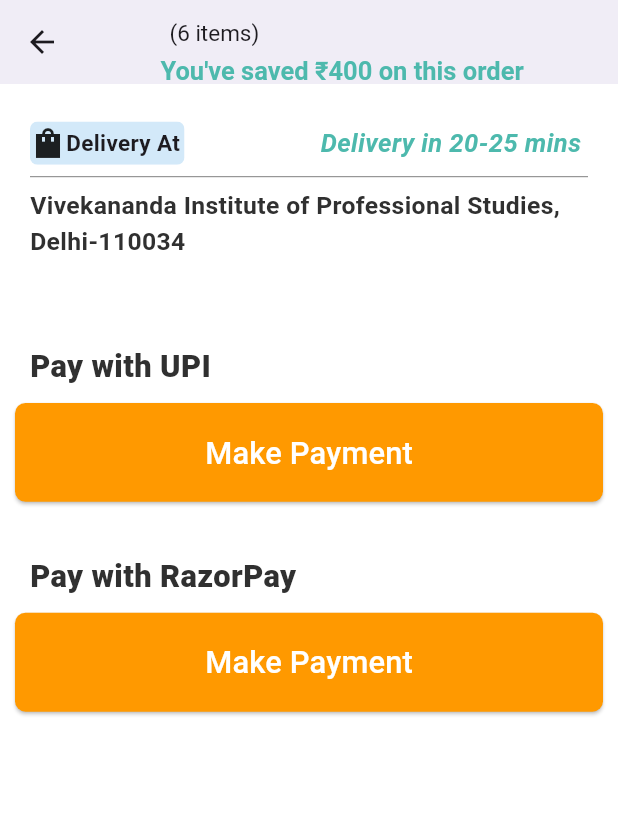
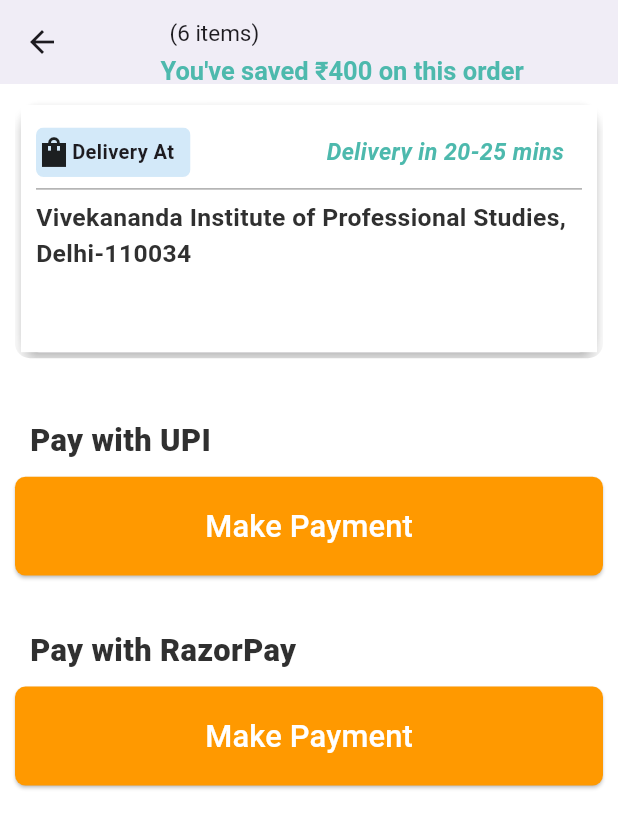
Before and after one commit to Pulkito4/Mojo_Pizza_App_MVP, a Flutter app: the PayScreen screen opened directly with empty values, on a phone screen of 412 x 824 dp. Shown: the top 828 px of the screen. Run offline on Flutter 3.47's test engine with Material 3 defaults, Android fonts, the phone set to English and light mode, and no system bars; our stand-ins replace carousel_slider, cloud_firestore, equatable, firebase_auth, firebase_core, flutter_bloc and 7 more; missing offline and left inert: razorpay_flutter, upi_india; accounts and stored records are empty; generated files the repository leaves out were written again.

Commit message:
add payment_screen UI changes

```diff
--- a/lib/main.dart
+++ b/lib/main.dart
@@ -59,7 +59,7 @@ Future<void> main() async {
       )
     ],
     child: MaterialApp(
-      home: SplashScreen(),
+      home: MenuScreen(),
     ),
   ));
 }
--- a/lib/modules/payment/views/pages/pay_screen.dart
+++ b/lib/modules/payment/views/pages/pay_screen.dart
@@ -83,9 +83,12 @@ class _PayScreenState extends State<PayScreen> {
               children: [
                 ClipRRect(
                   borderRadius: BorderRadius.circular(10),
+                  child: Card(
+                    elevation: 4,
                     child: Container(
+
                       color: Color.fromARGB(255, 255, 255, 255),
-                    height: screenHeight * 0.15,
+                      height: screenHeight * 0.2,
                       width: screenWidth,
                       child: Padding(
                         padding: const EdgeInsets.only(
@@ -97,15 +100,17 @@ class _PayScreenState extends State<PayScreen> {
                                 ClipRRect(
                                   borderRadius: BorderRadius.circular(5),
                                   child: Container(
-                                  height: screenHeight * 0.035,
+
+                                    height: screenHeight * 0.04,
                                     width: screenWidth * 0.25,
                                     color: Color.fromARGB(255, 211, 233, 249),
-                                  child: const Row(
+                                    child:  Row(
+
                                       children: [
                                         Icon(Icons.shopping_bag_sharp),
                                         Text("Delivery At",
                                             style: TextStyle(
-                                              fontSize: 15,
+                                                fontSize: screenText*0.065,
                                                 fontWeight: FontWeight.bold))
                                       ],
                                     ),
@@ -114,10 +119,10 @@ class _PayScreenState extends State<PayScreen> {
                                 SizedBox(
                                   width: screenWidth * 0.22,
                                 ),
-                              const Text("Delivery in 20-25 mins",
+                                 Text("Delivery in 20-25 mins",
                                     style: TextStyle(
                                         color: tealcol,
-                                      fontSize: 17,
+                                        fontSize: screenText*0.075,
                                         fontWeight: FontWeight.bold,
                                         fontStyle: FontStyle.italic)),
                               ],
@@ -138,6 +143,7 @@ class _PayScreenState extends State<PayScreen> {
                                       fontSize: screenText * 0.08),
                                 ))
                           ],
+                        ),
                       ),
                     ),
                   ),
--- a/lib/modules/payment/views/pages/razorpay.dart
+++ b/lib/modules/payment/views/pages/razorpay.dart
@@ -73,7 +73,7 @@ class PaymentSc {
 
   void _handlePaymentSuccess(PaymentSuccessResponse response) {
     Fluttertoast.showToast(
-        msg: "Payment Successful : ${response.paymentId}",
+        msg: "Payment Successful : ${response.paymentId} Order Confirmed",
         toastLength: Toast.LENGTH_SHORT);
   }
 
```
Lines whose indentation alone changed are shown as unchanged.
